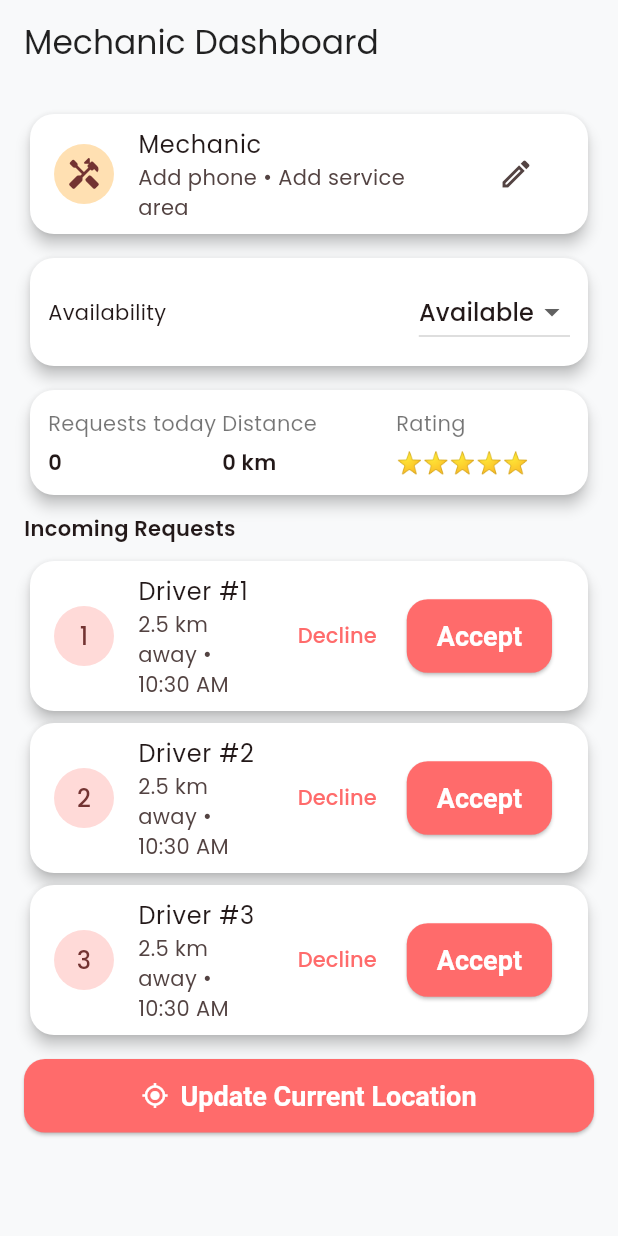
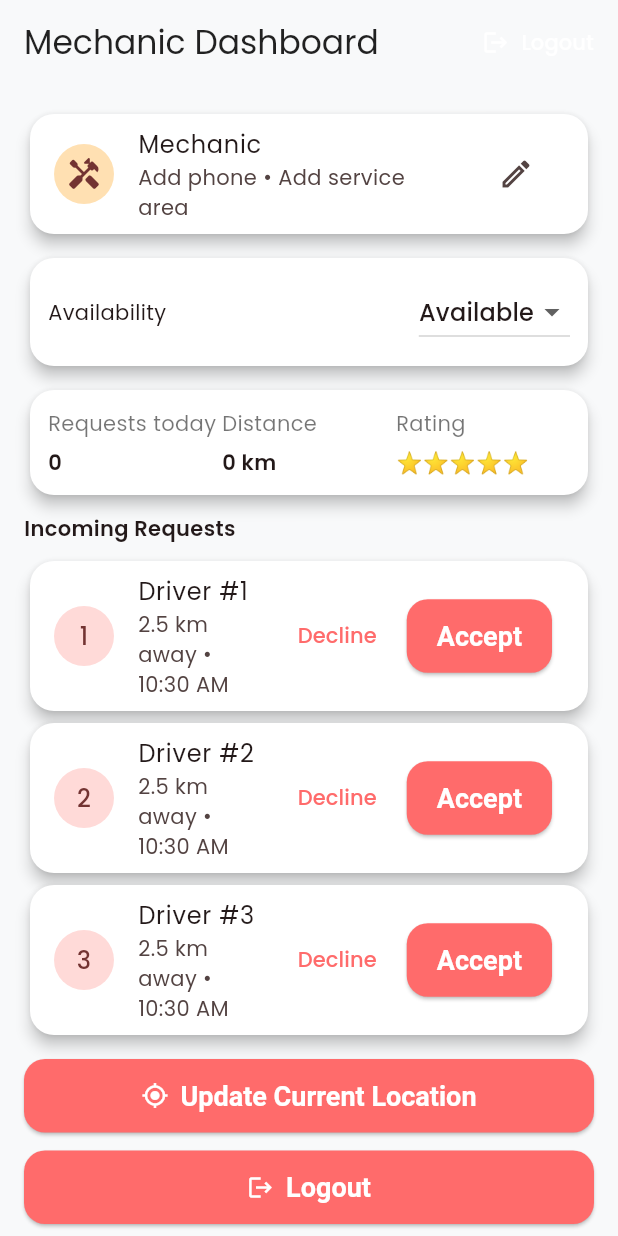
Before and after one commit to ThiliT/RoadResQ, a Flutter app: the MechanicDashboardScreen screen opened directly, on a phone screen of 412 x 824 dp. Run offline on Flutter 3.47's test engine with Material 3 defaults, Android fonts, the phone set to English and light mode, and no system bars; our stand-ins replace connectivity_plus, flutter_map, geolocator, google_fonts, latlong2, shared_preferences; accounts and stored records are empty.

Commit message:
Add logout functionality to MechanicDashboardScreen; implement confirmation dialog and update UI with logout button.

```diff
--- a/lib/screens/mechanic/mechanic_dashboard.dart
+++ b/lib/screens/mechanic/mechanic_dashboard.dart
@@ -2,6 +2,7 @@ import 'package:flutter/material.dart';
 import '../../models/mechanic.dart';
 import '../../services/storage_service.dart';
 import '../../utils/constants.dart';
+import '../welcome_screen.dart';
 
 class MechanicDashboardScreen extends StatefulWidget {
   const MechanicDashboardScreen({super.key});
@@ -210,10 +211,63 @@ class _MechanicDashboardScreenState extends State<MechanicDashboardScreen> {
     );
   }
 
+  Future<void> _confirmAndLogout() async {
+    final shouldLogout = await showDialog<bool>(
+          context: context,
+          builder: (ctx) => AlertDialog(
+            title: const Text('Confirm Logout'),
+            content: const Text('Are you sure you want to log out?'),
+            actions: [
+              TextButton(
+                onPressed: () => Navigator.of(ctx).pop(false),
+                child: const Text('Cancel'),
+              ),
+              ElevatedButton.icon(
+                onPressed: () => Navigator.of(ctx).pop(true),
+                icon: const Icon(Icons.logout),
+                label: const Text('Logout'),
+              ),
+            ],
+          ),
+        ) ??
+        false;
+
+    if (!shouldLogout) return;
+
+    try {
+      await _storageService.logout();
+      if (!mounted) return;
+      Navigator.of(context).pushAndRemoveUntil(
+        MaterialPageRoute(builder: (_) => const WelcomeScreen()),
+        (route) => false,
+      );
+    } catch (_) {
+      if (!mounted) return;
+      ScaffoldMessenger.of(context).showSnackBar(
+        const SnackBar(
+          content: Text('Failed to log out. Please try again.'),
+          backgroundColor: Colors.red,
+        ),
+      );
+    }
+  }
+
   @override
   Widget build(BuildContext context) {
     return Scaffold(
-      appBar: AppBar(title: const Text('Mechanic Dashboard')),
+      appBar: AppBar(
+        title: const Text('Mechanic Dashboard'),
+        actions: [
+          TextButton.icon(
+            onPressed: _confirmAndLogout,
+            icon: const Icon(Icons.logout, color: Colors.white),
+            label: const Text(
+              'Logout',
+              style: TextStyle(color: Colors.white),
+            ),
+          ),
+        ],
+      ),
       body: FutureBuilder<Mechanic?>(
         future: _mechanicFuture,
         builder: (context, snapshot) {
@@ -286,8 +340,12 @@ class _MechanicDashboardScreenState extends State<MechanicDashboardScreen> {
                   icon: const Icon(Icons.my_location),
                   label: const Text('Update Current Location'),
                 ),
-
-
+                const SizedBox(height: 12),
+                ElevatedButton.icon(
+                  onPressed: _confirmAndLogout,
+                  icon: const Icon(Icons.logout),
+                  label: const Text('Logout'),
+                ),
               ],
             ),
           );
--- a/lib/services/storage_service.dart
+++ b/lib/services/storage_service.dart
@@ -83,4 +83,12 @@ class StorageService {
     final jsonList = jsonDecode(jsonStr) as List<dynamic>;
     return jsonList.map((json) => PaymentMethod.fromJson(json as Map<String, dynamic>)).toList();
   }
+
+  /// Clears all persisted user-related data to safely log out the user.
+  ///
+  /// This is a convenience wrapper around [clear] so that call sites
+  /// can use a more semantic API (`logout()`).
+  Future<void> logout() async {
+    await clear();
+  }
 }
```
